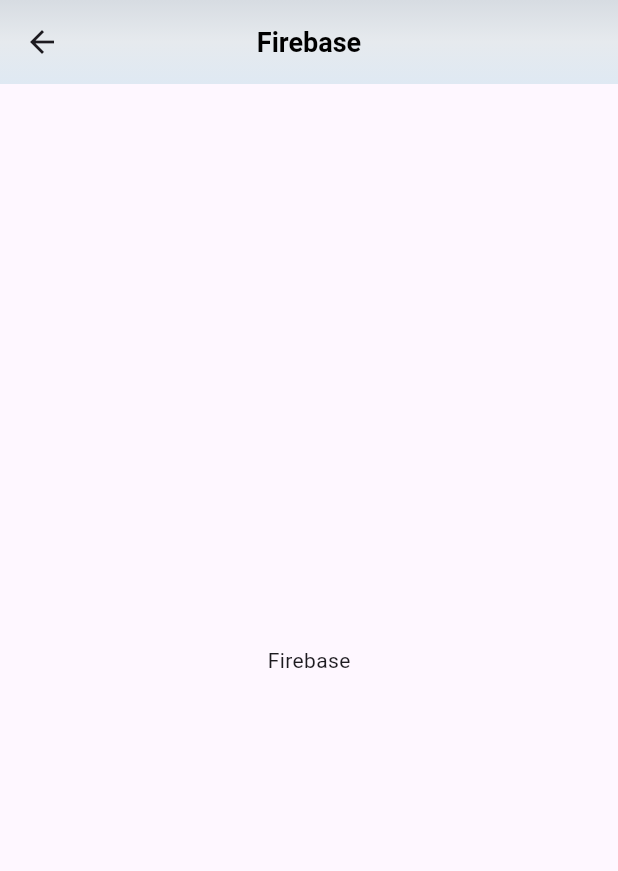
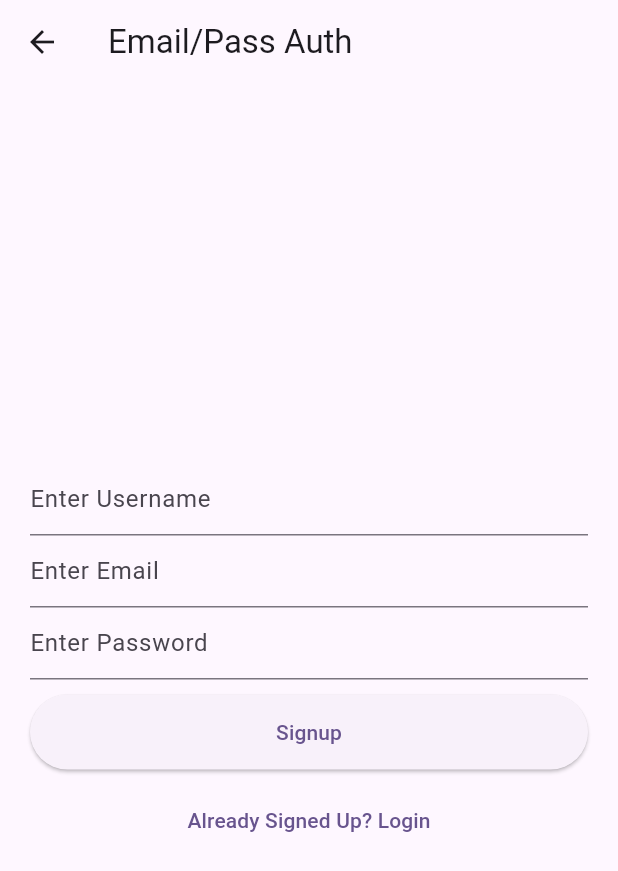
Before and after one commit to Tanjid470/Advance_InFlutter, a Flutter app: the screen it shows after launch, after a tap on "Firebase", on a phone screen of 412 x 824 dp. Shown: the top 871 px of the screen. Run offline on Flutter 3.47's test engine with Material 2 defaults, Android fonts, the light colour scheme and no system bars; our stand-ins replace firebase_auth, firebase_core, get; accounts and stored records are empty.

Commit message:
firebase connection and login

```diff
--- a/lib/main.dart
+++ b/lib/main.dart
@@ -1,7 +1,10 @@
 import 'package:advance_in_flutter/screen/Homepage/HomePage.dart';
+import 'package:firebase_core/firebase_core.dart';
 import 'package:flutter/material.dart';
 
-void main() {
+void main() async {
+   WidgetsFlutterBinding.ensureInitialized();
+  await Firebase.initializeApp();
   runApp(const MyApp());
 }
 
--- /dev/null
+++ b/lib/screen/Firebase/Login.dart
@@ -0,0 +1,115 @@
+import 'package:advance_in_flutter/screen/Firebase/firebase_auth.dart';
+import 'package:flutter/material.dart';
+
+class Firebase extends StatefulWidget {
+  const Firebase({Key? key}) : super(key: key);
+
+  @override
+  _FirebaseState createState() => _FirebaseState();
+}
+
+class _FirebaseState extends State<Firebase> {
+  final _formkey = GlobalKey<FormState>();
+  bool isLogin = false;
+  String email = '';
+  String password = '';
+  String username = '';
+  @override
+  Widget build(BuildContext context) {
+    return Scaffold(
+      appBar: AppBar(
+        title:const Text('Email/Pass Auth'),
+      ),
+      body: Form(
+        key: _formkey,
+        child: Container(
+          margin:const EdgeInsets.all(20),
+          child: Column(
+            mainAxisAlignment: MainAxisAlignment.center,
+            children: [
+              !isLogin
+                  ? TextFormField(
+                      key:const ValueKey('username'),
+                      decoration:const InputDecoration(hintText: "Enter Username"),
+                      validator: (value) {
+                        if (value.toString().length < 3) {
+                          return 'Username is so small';
+                        } else {
+                          return null;
+                        }
+                      },
+                      onSaved: (value) {
+                        setState(() {
+                          username = value!;
+                        });
+                      },
+                    )
+                  : Container(),
+              TextFormField(
+                key:const ValueKey('email'),
+                decoration:const InputDecoration(hintText: "Enter Email"),
+                validator: (value) {
+                  if (!(value.toString().contains('@'))) {
+                    return 'Invalid Email';
+                  } else {
+                    return null;
+                  }
+                },
+                onSaved: (value) {
+                  setState(() {
+                    email = value!;
+                  });
+                },
+              ),
+              TextFormField(
+                obscureText: true,
+                key:const ValueKey('password'),
+                decoration: const InputDecoration(hintText: "Enter Password"),
+                validator: (value) {
+                  if (value.toString().length < 6) {
+                    return 'Password is so small';
+                  } else {
+                    return null;
+                  }
+                },
+                onSaved: (value) {
+                  setState(() {
+                    password = value!;
+                  });
+                },
+              ),
+              const SizedBox(
+                height: 10,
+              ),
+              Container(
+                  width: double.infinity,
+                  height: 50,
+                  child: ElevatedButton(
+                      onPressed: () {
+                        if (_formkey.currentState!.validate()) {
+                          _formkey.currentState!.save();
+                          isLogin
+                              ? signin(email, password)
+                              : signup(email, password);
+                        }
+                      },
+                      child: isLogin ? const Text('Login') :const Text('Signup'))),
+             const SizedBox(
+                height: 10,
+              ),
+              TextButton(
+                  onPressed: () {
+                    setState(() {
+                      isLogin = !isLogin;
+                    });
+                  },
+                  child: isLogin
+                      ? const Text("Don't have an account? Signup")
+                      : const Text('Already Signed Up? Login'))
+            ],
+          ),
+        ),
+      ),
+    );
+  }
+}
--- a/lib/screen/Firebase/firebase.dart
+++ /dev/null
@@ -1,23 +0,0 @@
-import 'package:advance_in_flutter/screen/component.dart';
-import 'package:flutter/material.dart';
-
-class Firebase extends StatefulWidget {
-  const Firebase({super.key});
-
-  @override
-  State<Firebase> createState() => _FirebaseState();
-}
-
-class _FirebaseState extends State<Firebase> {
-  @override
-  Widget build(BuildContext context) {
-    return Scaffold(
-      appBar: appBarTitle("Firebase"),
-      body: Center(
-        child: Container(
-          child: Text("Firebase"),
-        ),
-      ),
-    );
-  }
-}
--- /dev/null
+++ b/lib/screen/Firebase/firebase_auth.dart
@@ -0,0 +1,32 @@
+import 'package:firebase_auth/firebase_auth.dart';
+import 'package:firebase_core/firebase_core.dart';
+
+signup(String email, String password) async {
+  try {
+    UserCredential userCredential = await FirebaseAuth.instance
+        .createUserWithEmailAndPassword(email: email, password: password);
+    print('/////// Success  signup////////');
+  } on FirebaseAuthException catch (e) {
+    if (e.code == 'weak-password') {
+      print('The password provided is too weak.');
+    } else if (e.code == 'email-already-in-use') {
+      print('The account already exists for that email.');
+    }
+  } catch (e) {
+    print(e);
+  }
+}
+
+signin(String email, password) async {
+  try {
+    UserCredential userCredential = await FirebaseAuth.instance
+        .signInWithEmailAndPassword(email: email, password: password);
+    print('/////// Success ////////');
+  } on FirebaseAuthException catch (e) {
+    if (e.code == 'user-not-found') {
+      print('No user found for that email.');
+    } else if (e.code == 'wrong-password') {
+      print('Wrong password provided for that user.');
+    }
+  }
+}
--- a/lib/screen/Homepage/homepage.dart
+++ b/lib/screen/Homepage/homepage.dart
@@ -1,5 +1,5 @@
 import 'package:advance_in_flutter/screen/Custom/CustomPainter.dart';
-import 'package:advance_in_flutter/screen/Firebase/firebase.dart';
+import 'package:advance_in_flutter/screen/Firebase/Login.dart';
 import 'package:advance_in_flutter/screen/component.dart';
 import 'package:flutter/material.dart';
 import 'package:get/get.dart';
--- a/pubspec.yaml
+++ b/pubspec.yaml
@@ -38,6 +38,9 @@
   get: ^4.6.6
   intl: ^0.18.1
   shared_preferences: ^2.2.1
+  firebase_core: ^2.15.1
+  firebase_auth: ^4.9.0
+
   flutter_localizations:
     sdk: flutter
 
```
Also changed, not shown: pubspec.lock, 6 other files.
